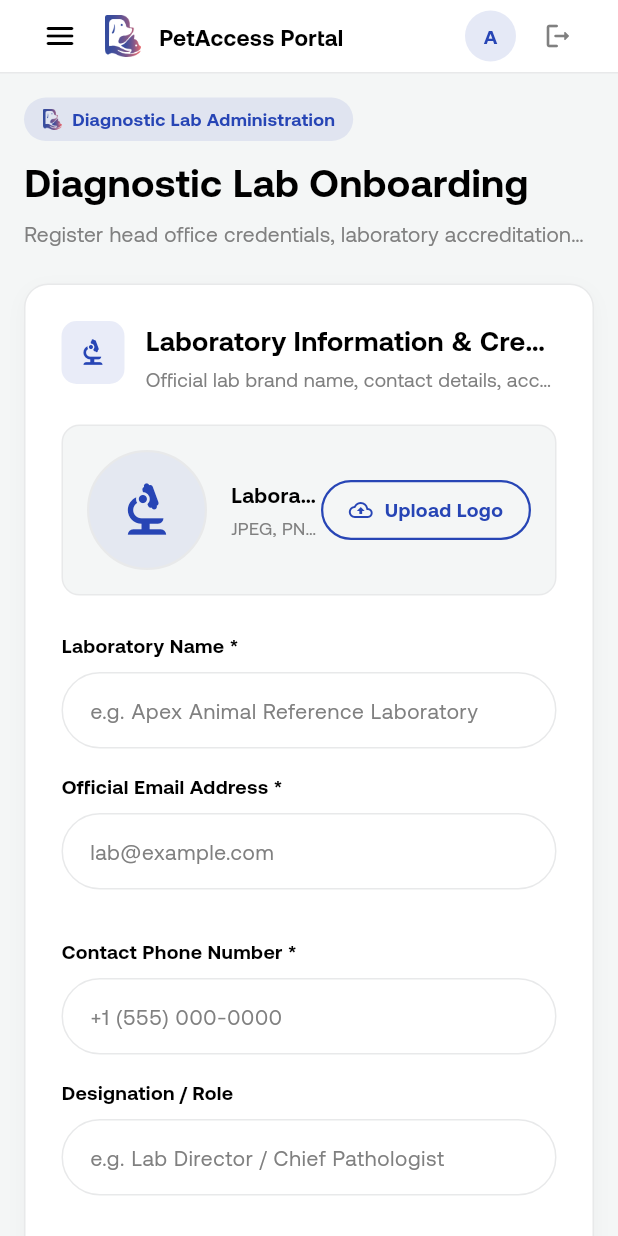
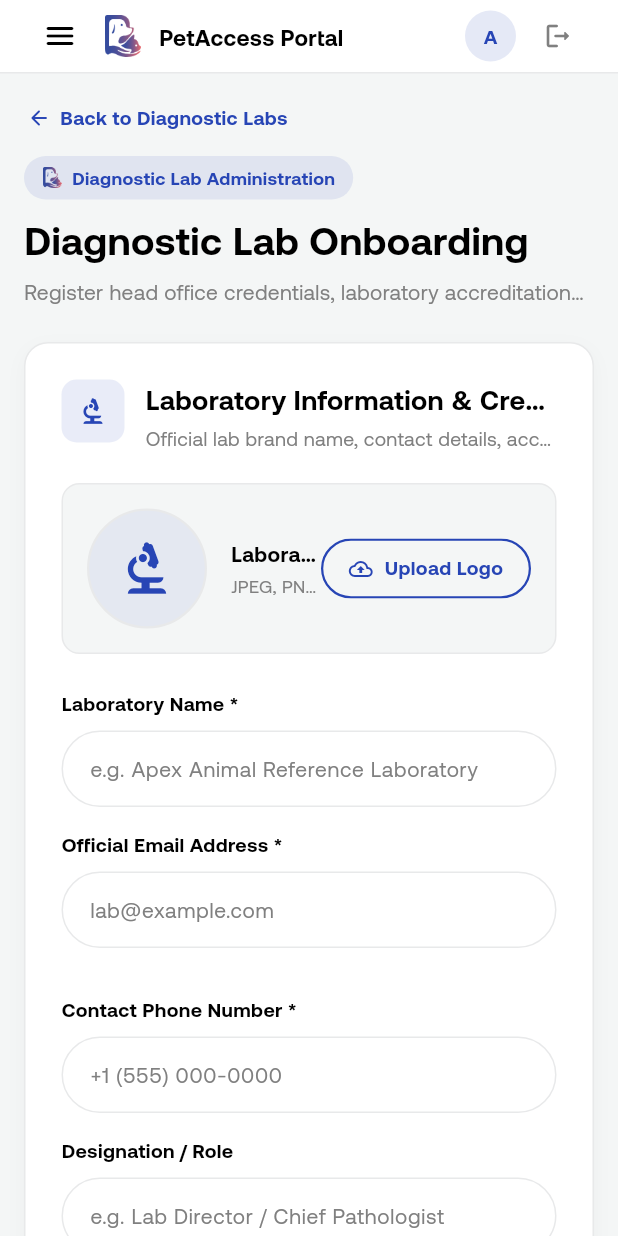
Before and after one commit to codewithawaiskhan/petConnectOnBoardingPanel, a Flutter app: the LabOnboardingScreen screen opened by its route, on a phone screen of 412 x 824 dp. Run offline on Flutter 3.47's test engine with Material 3 defaults, Android fonts, the phone set to English and light mode, and no system bars; our stand-ins replace cached_network_image, cherry_toast, dropdown_button2, file_picker, fl_chart, flutter_spinkit and 8 more; accounts and stored records are empty; network calls fail.

Commit message:
Sidebar Navigation Shell Cleaned Up

```diff
--- a/lib/src/app/config/api_endpoints.dart
+++ b/lib/src/app/config/api_endpoints.dart
@@ -1,6 +1,6 @@
 mixin ApiEndpoints {
-  //   static String baseUrl = "https://server.petaccessapp.com";
-  static String baseUrl = "http://192.168.18.188:4751";
+  static String baseUrl = "https://server.petaccessapp.com";
+  // static String baseUrl = "http://192.168.18.188:4751";
   static String storageBaseUrl =
       "https://petaccessapp.s3.us-east-1.amazonaws.com";
 
--- a/lib/src/core/presentation/layout/dashboard_shell.dart
+++ b/lib/src/core/presentation/layout/dashboard_shell.dart
@@ -41,34 +41,16 @@ final List<_NavItemData> _allNavItems = [
     activeIcon: Icons.people_alt_rounded,
   ),
   _NavItemData(
-    index: 3,
-    title: "Onboard Veterinarian",
-    icon: Icons.medical_services_outlined,
-    activeIcon: Icons.medical_services_rounded,
-  ),
-  _NavItemData(
     index: 4,
     title: "Providers Directory",
     icon: Icons.storefront_outlined,
     activeIcon: Icons.storefront_rounded,
   ),
   _NavItemData(
-    index: 5,
-    title: "Onboard Provider",
-    icon: Icons.add_business_outlined,
-    activeIcon: Icons.add_business_rounded,
-  ),
-  _NavItemData(
     index: 6,
     title: "Labs Directory",
     icon: Icons.science_outlined,
     activeIcon: Icons.science_rounded,
-  ),
-  _NavItemData(
-    index: 7,
-    title: "Onboard Lab",
-    icon: Icons.biotech_outlined,
-    activeIcon: Icons.biotech_rounded,
   ),
   _NavItemData(
     index: 8,
@@ -510,7 +492,10 @@ class _DesktopSidebar extends StatelessWidget with AppColors {
     required _NavItemData item,
     required bool isCollapsed,
   }) {
-    final isSelected = navigationShell.currentIndex == item.index;
+    final isSelected = navigationShell.currentIndex == item.index ||
+        (item.index == 2 && navigationShell.currentIndex == 3) ||
+        (item.index == 4 && navigationShell.currentIndex == 5) ||
+        (item.index == 6 && navigationShell.currentIndex == 7);
 
     final itemWidget = InkWell(
       onTap: () => navigationShell.goBranch(
@@ -640,7 +625,10 @@ class _MobileDrawer extends StatelessWidget with AppColors {
                 separatorBuilder: (context, index) => const SizedBox(height: 2),
                 itemBuilder: (context, index) {
                   final item = navItems[index];
-                  final isSelected = navigationShell.currentIndex == item.index;
+                  final isSelected = navigationShell.currentIndex == item.index ||
+        (item.index == 2 && navigationShell.currentIndex == 3) ||
+        (item.index == 4 && navigationShell.currentIndex == 5) ||
+        (item.index == 6 && navigationShell.currentIndex == 7);
 
                   return ListTile(
                     shape: RoundedRectangleBorder(
--- a/lib/src/features/lab_onboarding/presentation/screens/lab_onboarding_screen.dart
+++ b/lib/src/features/lab_onboarding/presentation/screens/lab_onboarding_screen.dart
@@ -1,5 +1,6 @@
 import 'dart:convert';
 import 'package:flutter/material.dart';
+import 'package:go_router/go_router.dart';
 import 'package:provider/provider.dart';
 import '../../../../core/constants/app_colors.dart';
 import '../../../../core/presentation/widgets/app_country_picker_field.dart';
@@ -277,6 +278,27 @@ class _LabOnboardingScreenState extends State<LabOnboardingScreen>
     return Column(
       crossAxisAlignment: CrossAxisAlignment.start,
       children: [
+        InkWell(
+          onTap: () => context.go('/labs'),
+          borderRadius: BorderRadius.circular(6),
+          child: Padding(
+            padding: const EdgeInsets.symmetric(vertical: 4, horizontal: 2),
+            child: Row(
+              mainAxisSize: MainAxisSize.min,
+              children: [
+                Icon(Icons.arrow_back_rounded, size: 16, color: primaryColor),
+                const SizedBox(width: 6),
+                AppText(
+                  text: "Back to Diagnostic Labs",
+                  fontSize: 13,
+                  fontWeight: FontWeight.w600,
+                  color: primaryColor,
+                ),
+              ],
+            ),
+          ),
+        ),
+        const SizedBox(height: 12),
         Container(
           padding: const EdgeInsets.symmetric(horizontal: 12, vertical: 6),
           decoration: BoxDecoration(
```
Also changed, not shown: lib/src/features/lab_onboarding/presentation/screens/labs_list_screen.dart (+17 -1 lines), lib/src/features/service_provider_onboarding/presentation/screens/service_provider_onboarding_screen.dart (+22 -0 lines), lib/src/features/service_provider_onboarding/presentation/screens/service_providers_list_screen.dart (+20 -2 lines), lib/src/features/vet_onboarding/presentation/screens/vet_onboarding_screen.dart (+22 -0 lines), lib/src/features/vet_onboarding/presentation/screens/vets_list_screen.dart (+20 -2 lines).
